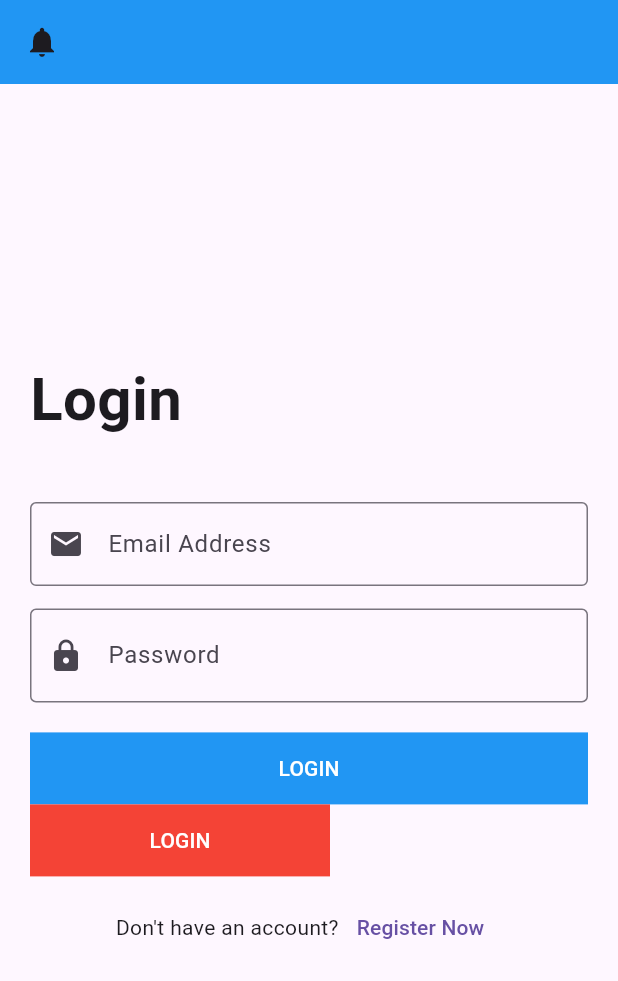
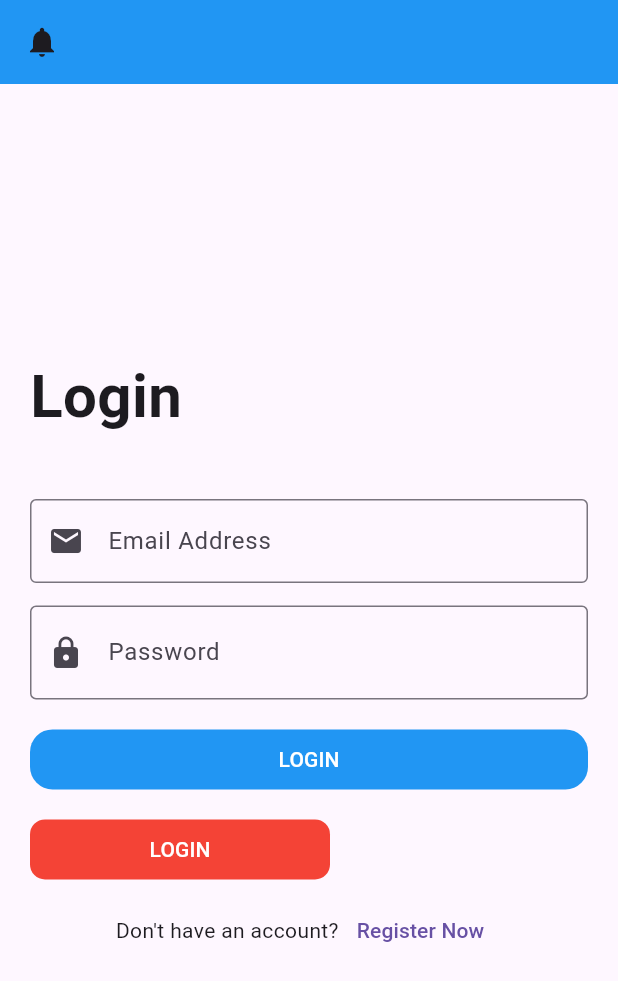
Before and after one commit to MHT25/mht_flutter, a Flutter app: the screen it shows after launch, on a phone screen of 412 x 824 dp. Shown: the top 981 px of the screen. Run offline on Flutter 3.47's test engine with Material 3 defaults, Android fonts, the phone set to English and light mode, and no system bars.

Commit message:
Updating my project

```diff
--- a/lib/modules/login/login_screen.dart
+++ b/lib/modules/login/login_screen.dart
@@ -69,11 +69,15 @@ class LoginScreen extends StatelessWidget
                   height: 20,),
                 defaultButton(
                     text:'login',
+                  radius: 15,
                   function:()
                   {
                     print(emailController.text);
                     print(passwordController.text);
                   },
+                ),
+                SizedBox(
+                  height: 20,
                 ),
                 defaultButton(
                   text:'login',
--- a/lib/shared/components/components.dart
+++ b/lib/shared/components/components.dart
@@ -4,18 +4,26 @@ import 'package:flutter/material.dart';
 Widget defaultButton({
   double width = double.infinity,
   Color background = Colors.blue,
+  bool isUperCase= true,
+  double radius=10,
+
   required Function function,
   required String text,
 })=>
     Container(
       width: width,
-      color: background,
+      height: 40,
       child: MaterialButton(
         onPressed:(){},
         child: Text(
-        text.toUpperCase(),
+        isUperCase ? text.toUpperCase():text,
           style: TextStyle(
             color: Colors.white,
     ),),
     ),
+      decoration: BoxDecoration(
+        borderRadius: BorderRadius.circular(
+            radius),
+        color: background,
+      ),
   );
```
